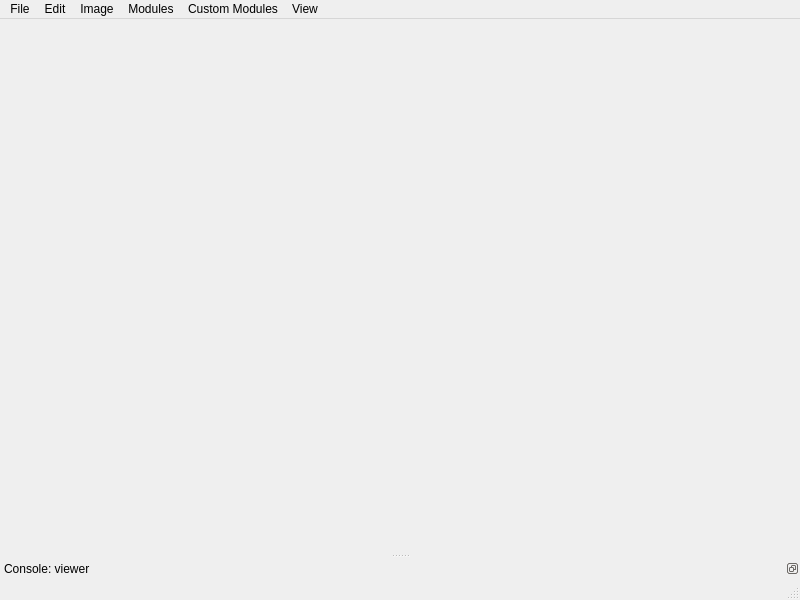
Old version of the form viewer/main_window_pytemplate.ui in the repository kushalkolar/MESmerize.
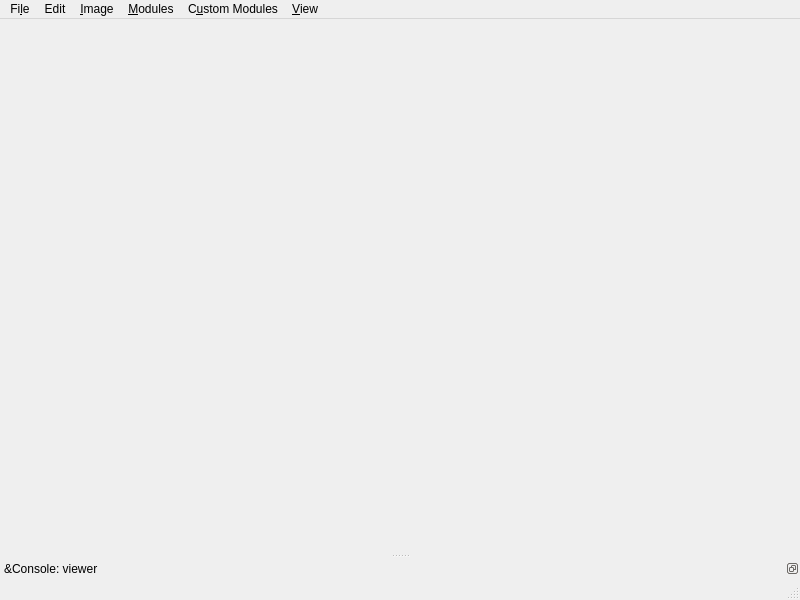
New version of the form.

Commit message: Added image menu projection options. Update image_projections.py, main.py, and 3 more files...

Diff of the .ui file:
```diff
--- a/viewer/main_window_pytemplate.ui
+++ b/viewer/main_window_pytemplate.ui
@@ -20,12 +20,12 @@
      <x>0</x>
      <y>0</y>
      <width>800</width>
-     <height>22</height>
+     <height>30</height>
     </rect>
    </property>
    <widget class="QMenu" name="menuFile">
     <property name="title">
-     <string>File</string>
+     <string>Fi&amp;le</string>
     </property>
     <addaction name="actionAdd_to_project"/>
     <addaction name="separator"/>
@@ -36,7 +36,7 @@
    </widget>
    <widget class="QMenu" name="menuModules">
     <property name="title">
-     <string>Modules</string>
+     <string>&amp;Modules</string>
     </property>
     <widget class="QMenu" name="menuLoad_images">
      <property name="title">
@@ -71,14 +71,14 @@
    </widget>
    <widget class="QMenu" name="menuCustom_Modules">
     <property name="title">
-     <string>Custom Modules</string>
+     <string>C&amp;ustom Modules</string>
     </property>
     <addaction name="actionReload_list"/>
     <addaction name="separator"/>
    </widget>
    <widget class="QMenu" name="menuImage">
     <property name="title">
-     <string>Image</string>
+     <string>&amp;Image</string>
     </property>
     <addaction name="actionReset_Scale"/>
     <addaction name="actionResize"/>
@@ -90,7 +90,7 @@
    </widget>
    <widget class="QMenu" name="menuView">
     <property name="title">
-     <string>View</string>
+     <string>&amp;View</string>
     </property>
     <addaction name="actionWork_Environment_Info"/>
     <addaction name="separator"/>
@@ -109,7 +109,7 @@
     <set>QDockWidget::DockWidgetFloatable|QDockWidget::DockWidgetMovable</set>
    </property>
    <property name="windowTitle">
-    <string>Console: viewer</string>
+    <string>&amp;Console: viewer</string>
    </property>
    <attribute name="dockWidgetArea">
     <number>8</number>
```
Left out of the diff: 75 changed lines with no effect on the pictures. The commit also changes 4 other files.
